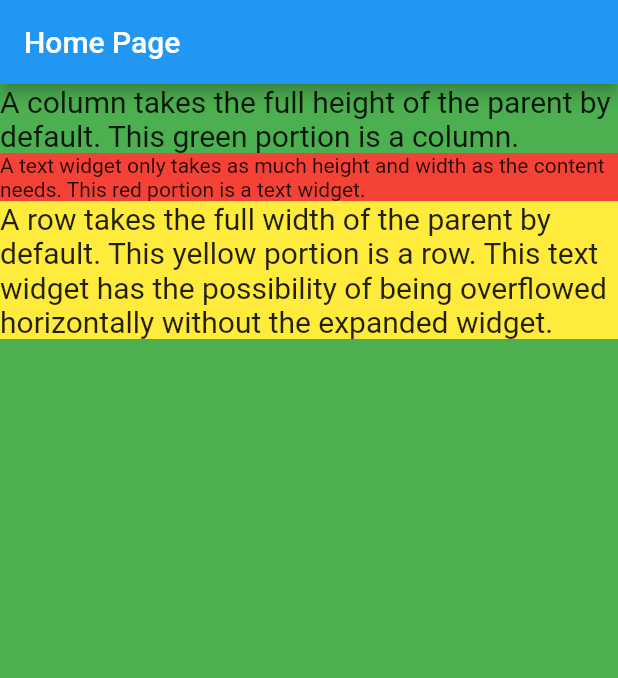
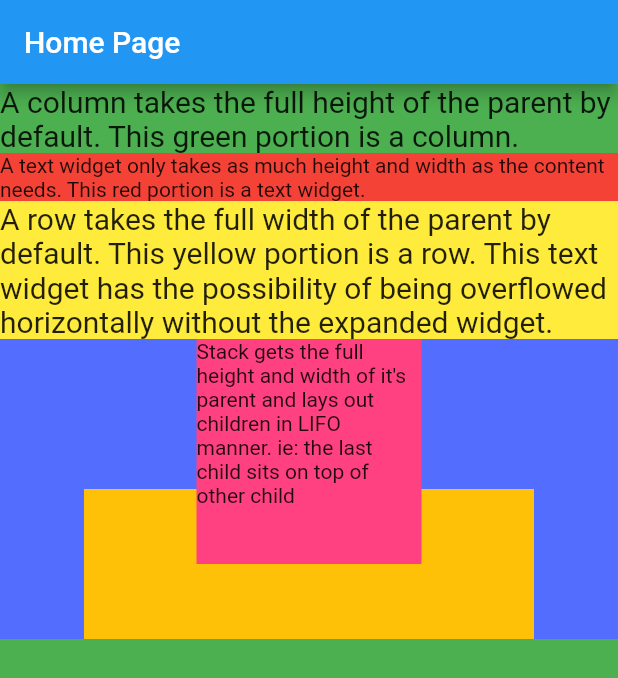
Before and after one commit to smjxpro/flutter_getx_rnd, a Flutter app: the screen it shows after launch, on a phone screen of 412 x 824 dp. Shown: the top 678 px of the screen. Run offline on Flutter 3.47's test engine with Material 2 defaults, Android fonts, the phone set to English and light mode, and no system bars; our stand-ins replace get.

Commit message:
layout rules of stack

```diff
--- a/lib/app/presentation/pages/home_page.dart
+++ b/lib/app/presentation/pages/home_page.dart
@@ -41,6 +41,32 @@ class HomePage extends GetResponsiveView {
                       ),
                     ],
                   ),
+                ),
+                Container(
+                  color: Colors.indigoAccent,
+                  height: 200,
+                  child: Stack(
+                    children: [
+                      Align(
+                        alignment: Alignment.bottomCenter,
+                        child: Container(
+                          color: Colors.amber,
+                          height: 100,
+                          width: 300,
+                        ),
+                      ),
+                      Align(
+                        alignment: Alignment.topCenter,
+                        child: Container(
+                          height: 150,
+                          width: 150,
+                          color: Colors.pinkAccent,
+                          child: Text(
+                              'Stack gets the full height and width of it\'s parent and lays out children in LIFO manner. ie: the last child sits on top of other child'),
+                        ),
+                      ),
+                    ],
+                  ),
                 )
               ],
             ),
```
